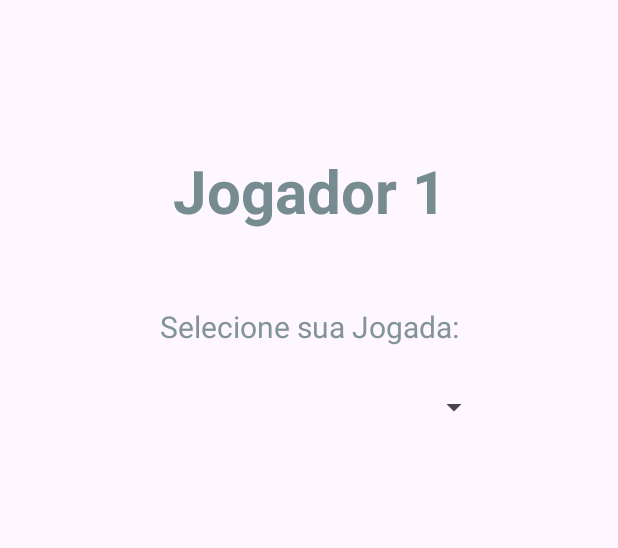
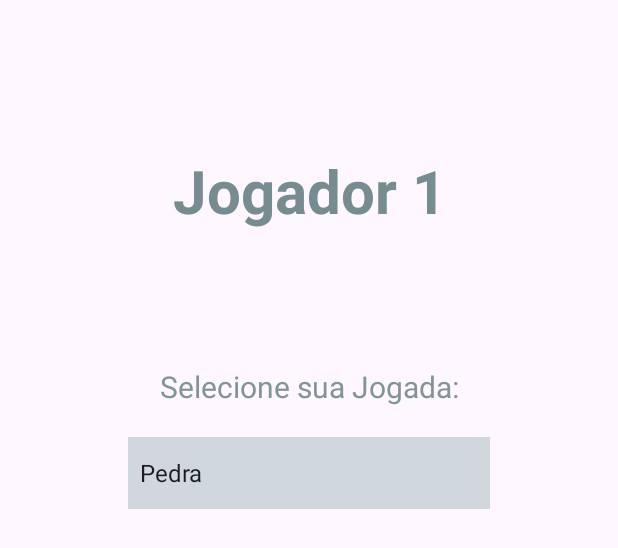
Before and after one commit to heitorcsoares/EBAC_Exercicios, an Android app: the layout fragment_jogador.xml on its own in the app's theme, with its tools: preview values and no code run, on a phone screen of 412 x 824 dp. Shown: the top 548 px of the screen. Run offline under Robolectric (Android 15) with nearby library versions, the phone set to English and light mode, and no system bars.

Commit message:
Correções
Feita correções para melhoria no Layout, porem não houve resultado.
Ícones na Toolbar deveriam estar em branco.

```diff
--- a/Mod12_Exercicio_Jokenpo_NOVO1/app/src/main/java/com/example/mod12_exercicio_jokenpo/MainActivity.kt
+++ b/Mod12_Exercicio_Jokenpo_NOVO1/app/src/main/java/com/example/mod12_exercicio_jokenpo/MainActivity.kt
@@ -20,7 +20,7 @@ import com.google.android.material.navigation.NavigationView
 import com.google.android.material.snackbar.Snackbar
 
 class MainActivity : AppCompatActivity() {
-    lateinit var drawer: DrawerLayout                               //Activity_main2.xml tem que estar <androidx.drawerlayout.widget.DrawerLayout xmlns:... na primeira linha
+    lateinit var drawer: DrawerLayout                               //activity_main.xml tem que estar <androidx.drawerlayout.widget.DrawerLayout xmlns:... na primeira linha como tipo de layout.
     lateinit var navDrawer: NavigationView
     lateinit var bottomNav: BottomNavigationView                   //(barra de navegação - inferior da tela)
     lateinit var navController : NavController
@@ -32,8 +32,8 @@ class MainActivity : AppCompatActivity() {
         val binding = ActivityMainBinding.inflate(layoutInflater)   //infla o layoutl.xml  [ActivityMainBinding] Classe gerada automaticamente  [layoutInflater] Objeto
         val toolbar = binding.toolbar
 
-        setContentView(binding.root)                                //[setContentView] Define o conteudo da Activity  [binding.root] Visualização Raiz de um Layout que é inflado usando vinculação de dados.
-        setSupportActionBar(binding.toolbar)                       //toolbar -> configura para ter acesso direto (supportActionBar)
+        setContentView(binding.root)                 //[setContentView] Define o conteudo da Activity  [binding.root] Visualização Raiz de um Layout que é inflado usando vinculação de dados.
+        setSupportActionBar(binding.toolbar)         //toolbar -> configura para ter acesso direto (supportActionBar)
 
         drawer = binding.root
         navDrawer = binding.navView
--- a/Mod12_Exercicio_Jokenpo_NOVO1/app/src/main/java/com/example/mod12_exercicio_jokenpo/jogadorFragment.kt
+++ b/Mod12_Exercicio_Jokenpo_NOVO1/app/src/main/java/com/example/mod12_exercicio_jokenpo/jogadorFragment.kt
@@ -8,8 +8,13 @@ import android.view.MenuInflater
 import android.view.MenuItem
 import android.view.View
 import android.view.ViewGroup
+import android.widget.ArrayAdapter
+import android.widget.Spinner
+import androidx.lifecycle.MutableLiveData
+import androidx.navigation.fragment.NavHostFragment.findNavController
 import androidx.navigation.fragment.findNavController
 import androidx.navigation.ui.onNavDestinationSelected
+import com.example.mod12_exercicio_jokenpo.databinding.ActivityMainBinding
 import com.example.mod12_exercicio_jokenpo.databinding.FragmentJogadorBinding
 import com.google.android.material.snackbar.Snackbar
 
--- /dev/null
+++ b/Mod12_Exercicio_Jokenpo_NOVO1/app/src/main/res/drawable/ic_baseline_menu_24.xml
@@ -0,0 +1,5 @@
+<vector android:height="24dp" android:tint="#FBFCFD"
+    android:viewportHeight="24" android:viewportWidth="24"
+    android:width="24dp" xmlns:android="http://schemas.android.com/apk/res/android">
+    <path android:fillColor="@android:color/white" android:pathData="M3,18h18v-2L3,16v2zM3,13h18v-2L3,11v2zM3,6v2h18L21,6L3,6z"/>
+</vector>
--- /dev/null
+++ b/Mod12_Exercicio_Jokenpo_NOVO1/app/src/main/res/drawable/ic_baseline_more_vert_24.xml
@@ -0,0 +1,5 @@
+<vector android:height="24dp" android:tint="#FBFCFD"
+    android:viewportHeight="24" android:viewportWidth="24"
+    android:width="24dp" xmlns:android="http://schemas.android.com/apk/res/android">
+    <path android:fillColor="@android:color/white" android:pathData="M12,8c1.1,0 2,-0.9 2,-2s-0.9,-2 -2,-2 -2,0.9 -2,2 0.9,2 2,2zM12,10c-1.1,0 -2,0.9 -2,2s0.9,2 2,2 2,-0.9 2,-2 -0.9,-2 -2,-2zM12,16c-1.1,0 -2,0.9 -2,2s0.9,2 2,2 2,-0.9 2,-2 -0.9,-2 -2,-2z"/>
+</vector>
--- /dev/null
+++ b/Mod12_Exercicio_Jokenpo_NOVO1/app/src/main/res/drawable/ic_seta_spinner.xml
@@ -0,0 +1,5 @@
+<vector android:height="24dp" android:tint="#000000"
+    android:viewportHeight="24" android:viewportWidth="24"
+    android:width="24dp" xmlns:android="http://schemas.android.com/apk/res/android">
+    <path android:fillColor="@android:color/white" android:pathData="M7,10l5,5 5,-5z"/>
+</vector>
--- a/Mod12_Exercicio_Jokenpo_NOVO1/app/src/main/res/layout/fragment_home.xml
+++ b/Mod12_Exercicio_Jokenpo_NOVO1/app/src/main/res/layout/fragment_home.xml
@@ -14,8 +14,7 @@
         android:layout_marginStart="40dp"
         android:layout_marginEnd="40dp"
         android:layout_marginBottom="30dp"
-        android:background="@color/black"
-        android:backgroundTint="@color/black"
+        android:backgroundTint="@color/grayToolTitleBottom"
         android:text="@string/button_Iniciar"
         app:layout_constraintBottom_toBottomOf="parent"
         app:layout_constraintEnd_toEndOf="parent"
--- a/Mod12_Exercicio_Jokenpo_NOVO1/app/src/main/res/layout/fragment_jogador.xml
+++ b/Mod12_Exercicio_Jokenpo_NOVO1/app/src/main/res/layout/fragment_jogador.xml
@@ -22,7 +22,7 @@
         style="@style/text"
         android:layout_width="wrap_content"
         android:layout_height="wrap_content"
-        android:layout_marginTop="50dp"
+        android:layout_marginTop="90dp"
         android:text="@string/spinerDescricao"
         app:layout_constraintEnd_toEndOf="parent"
         app:layout_constraintStart_toStartOf="parent"
@@ -30,12 +30,15 @@
 
     <Spinner
         android:id="@+id/spinner"
+        style="@style/spinner"
         android:layout_width="0dp"
-        android:layout_height="40dp"
+        android:layout_height="48dp"
         android:layout_marginStart="85dp"
         android:layout_marginTop="20dp"
         android:layout_marginEnd="85dp"
+        android:entries="@array/spinners"
         app:layout_constraintEnd_toEndOf="parent"
         app:layout_constraintStart_toStartOf="parent"
         app:layout_constraintTop_toBottomOf="@+id/textView2" />
+    <!-- android:entries="@array/spinners" -> Alimenta Spinner com Array/strings -->
 </androidx.constraintlayout.widget.ConstraintLayout>
--- a/Mod12_Exercicio_Jokenpo_NOVO1/app/src/main/res/menu/drawer_menu.xml
+++ b/Mod12_Exercicio_Jokenpo_NOVO1/app/src/main/res/menu/drawer_menu.xml
@@ -3,9 +3,11 @@
 
     <item
         android:id="@+id/jogadorFragment"
+        android:icon="@drawable/ic_jogador"
         android:title="Jogador 1"/>
     <item
-        android:id="@+id/resultadoFragmentFragment"
+        android:id="@+id/resultadoFragment"
+        android:icon="@drawable/ic_resultado"
         android:title="Resultado"/>
 
 </menu>
--- a/Mod12_Exercicio_Jokenpo_NOVO1/app/src/main/res/values-night/themes.xml
+++ b/Mod12_Exercicio_Jokenpo_NOVO1/app/src/main/res/values-night/themes.xml
@@ -1,7 +1,6 @@
 <resources xmlns:tools="http://schemas.android.com/tools">
-    <!-- Base application theme. -->
+    <!--
     <style name="Base.Theme.Mod12_Exercicio_Jokenpo" parent="Theme.Material3.DayNight.NoActionBar">
-        <!-- Customize your dark theme here. -->
-        <!-- <item name="colorPrimary">@color/my_dark_primary</item> -->
     </style>
+    -->
 </resources>
--- a/Mod12_Exercicio_Jokenpo_NOVO1/app/src/main/res/values/style.xml
+++ b/Mod12_Exercicio_Jokenpo_NOVO1/app/src/main/res/values/style.xml
@@ -19,4 +19,32 @@
         <item name="android:textColorLink">@color/grayToolTitleBottom</item>
         <item name="android:textColorHighlight">@color/grayToolTitleBottom</item>
     </style>
+
+    <style name="header">
+        <item name="android:textSize">25sp</item>
+        <item name="android:textStyle">bold</item>
+        <item name="android:textColor">@color/grayToolTitleBottom</item>
+    </style>
+
+    <style name="spinner">
+        <item name="android:background">@color/spinner</item>
+        <item name="android:dropDownSelector">@color/black</item>
+        <item name="android:drawable">@drawable/ic_seta_spinner</item>
+    </style>
+
+    <style name="bottomNav">
+        <item name="android:textColor">@color/grayToolTitleBottom</item>
+        <item name="itemIconTint">@color/grayToolTitleBottom</item>
+        <item name="itemTextColor">@color/grayToolTitleBottom</item>
+    </style>
+
+    <style name="toolbar" parent="ThemeOverlay.AppCompat.Dark.ActionBar">
+        <item name="titleTextColor">@color/white</item>
+        <item name="android:background">@color/grayToolTitleBottom</item>
+    </style>
+
 </resources>
+
+<!--
+    <item name="itemIconTint">@color/white</item>
+-->
--- a/Mod12_Exercicio_Jokenpo_NOVO1/app/src/main/res/values/themes.xml
+++ b/Mod12_Exercicio_Jokenpo_NOVO1/app/src/main/res/values/themes.xml
@@ -1,18 +1,11 @@
 <resources xmlns:tools="http://schemas.android.com/tools">
-    <!-- Tema base do aplicativo. -->
 
-    <!-- Personalize seu tema de luz (DayNight) aqui. -->
-    <style name="Base.Theme.Mod12_Exercicio_Jokenpo" parent="Theme.Material3.DayNight.NoActionBar">
-        <!-- <item name="colorPrimary">@color/my_light_primary</item> -->
+    <style name="Theme.Mod12_Exercicio_Jokenpo" parent="Theme.Material3.DayNight.NoActionBar">
+        <item name="colorPrimaryContainer">@color/grayToolTitleBottom</item>
+        <item name="colorOnPrimaryContainer">@color/grayToolTitleBottom</item>
         <item name="android:statusBarColor">@color/grayToolTitleBottom</item>
-        <item name="android:navigationBarColor">@color/grayToolTitleBottom</item>
+        <item name="android:navigationBarColor">#d0d8dd</item>
 
-        <item name="colorPrimaryContainer">@color/colorPrimaryContainer</item>
-        <item name="colorOnPrimaryContainer">@color/colorOnPrimaryContainer</item>
     </style>
 
-
-    <style name="Theme.Mod12_Exercicio_Jokenpo" parent="Base.Theme.Mod12_Exercicio_Jokenpo">
-
-    </style>
 </resources>
```
Also changed, not shown: Mod12_Exercicio_Jokenpo_NOVO1/app/src/main/res/layout/activity_main.xml (+5 -3 lines), Mod12_Exercicio_Jokenpo_NOVO1/app/src/main/res/layout/menu_header.xml (+5 -4 lines), Mod12_Exercicio_Jokenpo_NOVO1/app/src/main/res/navigation/navigation.xml (+3 -5 lines), Mod12_Exercicio_Jokenpo_NOVO1/app/src/main/res/values/colors.xml (+12 -9 lines).
